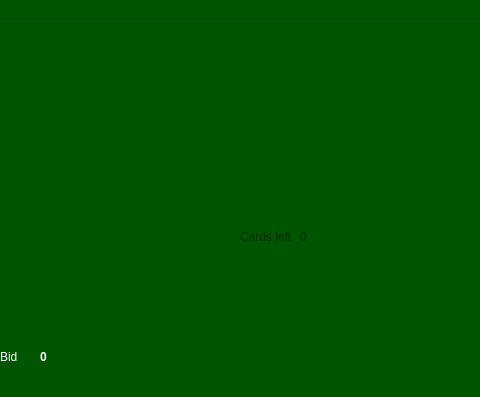
First picture: the form in blackjack.ui, repository colouredpixie/Blackjack, before the edit; both pictures show x 320 to 800 and y 0 to 397 of the 800 by 600 pixel window.
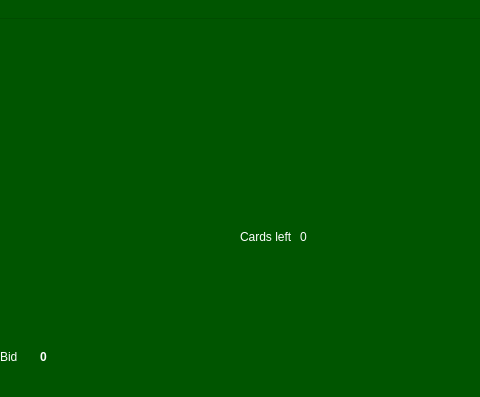
Second picture: the form after the edit. Icons and pictures are not drawn.

The edit to the form file:
```diff
--- a/blackjack.ui
+++ b/blackjack.ui
@@ -795,9 +795,6 @@
     </property>
    </widget>
    <widget class="QLabel" name="deckLeft">
-    <property name="enabled">
-     <bool>false</bool>
-    </property>
     <property name="geometry">
      <rect>
       <x>620</x>
@@ -811,9 +808,6 @@
     </property>
    </widget>
    <widget class="QLabel" name="deckLabel">
-    <property name="enabled">
-     <bool>false</bool>
-    </property>
     <property name="geometry">
      <rect>
       <x>560</x>
```
